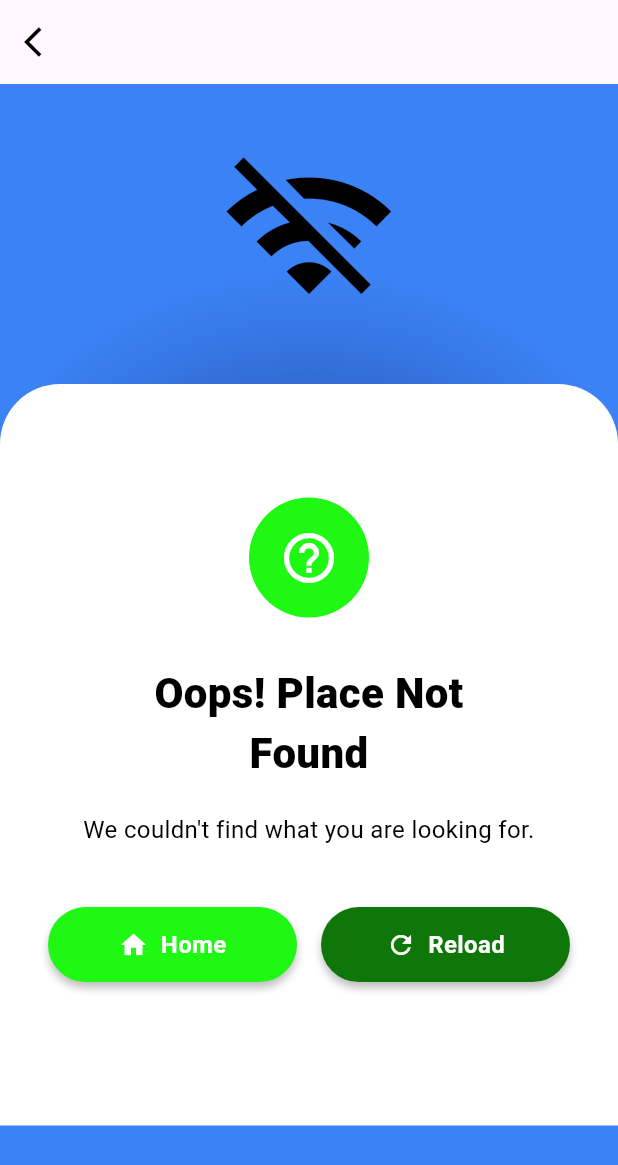
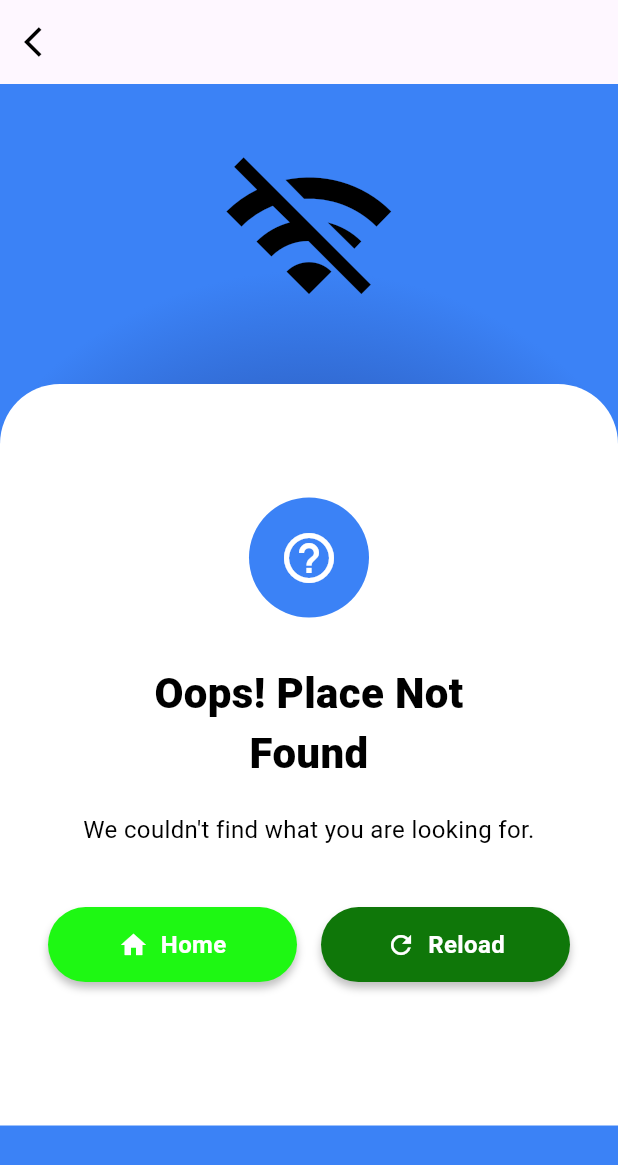
Before and after one commit to Alvin11David/UGANDA-EXPLORE, a Flutter app: the screen it shows after launch, on a phone screen of 412 x 824 dp. Shown: the top 1165 px of the screen. Run offline on Flutter 3.47's test engine with Material 3 defaults, Android fonts, the phone set to English and light mode, and no system bars; our stand-ins replace camera, cloud_firestore, firebase_auth, firebase_core, flutter_compass, flutter_svg and 8 more; accounts and stored records are empty; Roboto replaces fonts that are missing (Outfit, Poppins).

Commit message:
changed the icon color on the error screen

```diff
--- a/uganda_explore/lib/screens/error/error_screen.dart
+++ b/uganda_explore/lib/screens/error/error_screen.dart
@@ -119,7 +119,7 @@ class NotFoundIcon extends StatelessWidget {
       height: 80,
       decoration: const BoxDecoration(
         shape: BoxShape.circle,
-        color: Color(0xFF1EF813),
+        color: Color(0xFF3B82F6),
       ),
       child: const Icon(
         Icons.help_outline,
```
